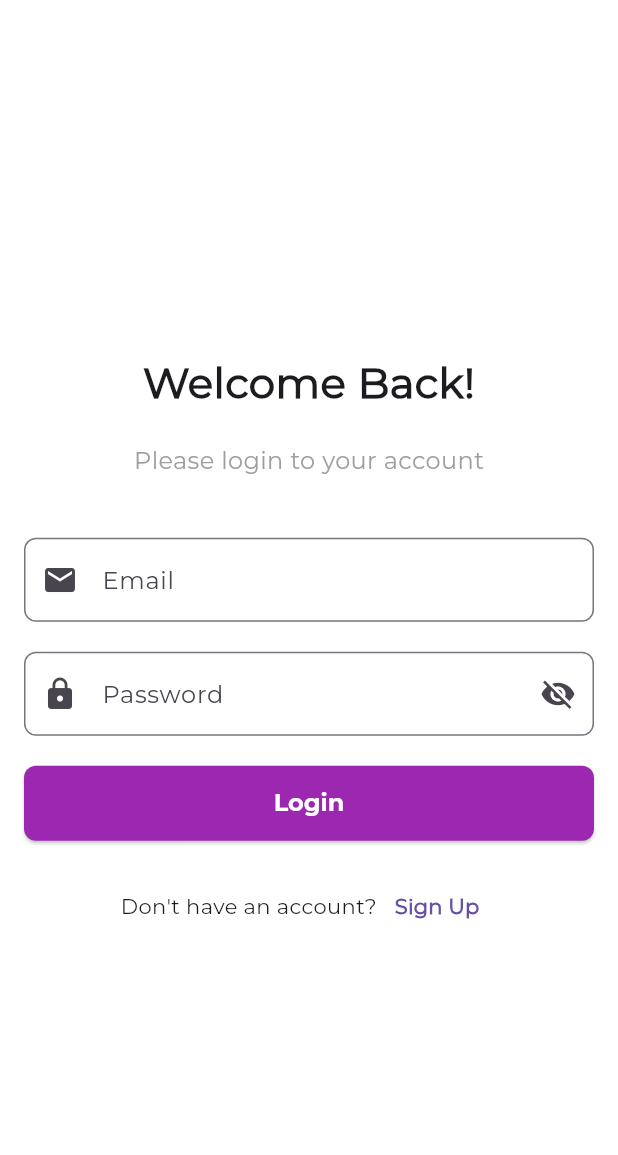
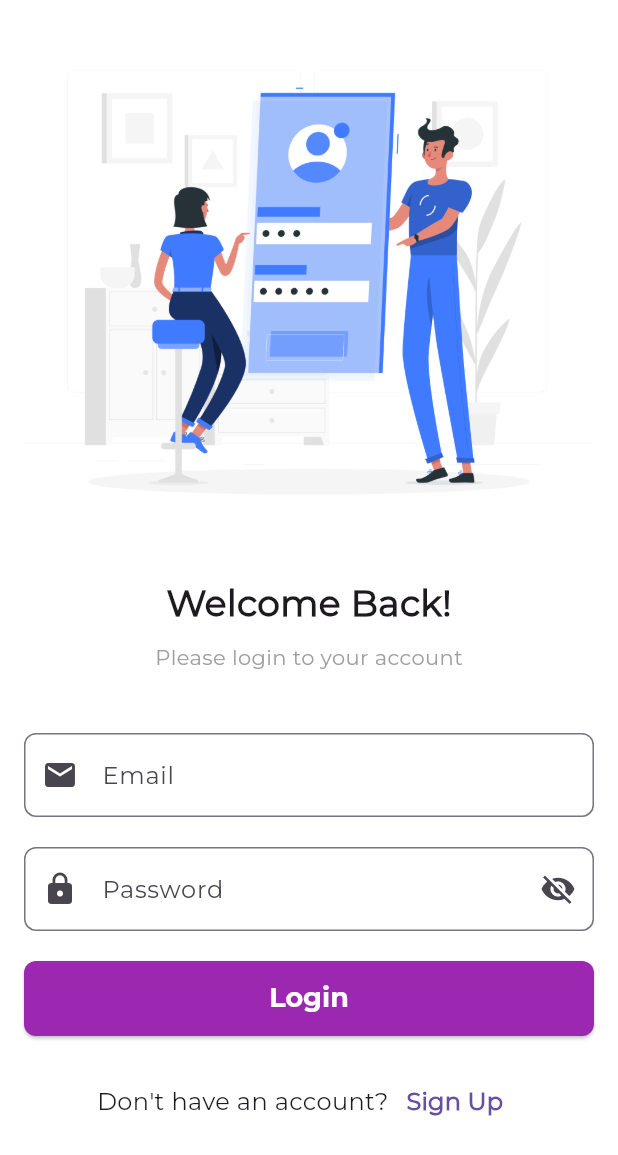
Before and after one commit to coder-aastha/nest-finder, a Flutter app: the screen it shows after launch, after a tap on "SKIP", after a tap on "Get Started", on a phone screen of 412 x 824 dp. Shown: the top 1155 px of the screen. Run offline on Flutter 3.47's test engine with Material 3 defaults, Android fonts, the light colour scheme and no system bars; our stand-ins replace animated_splash_screen, smooth_page_indicator.

Commit message:
Added image to login page and made it for ipad view as well

```diff
--- a/lib/view/login_page_view.dart
+++ b/lib/view/login_page_view.dart
@@ -18,30 +18,75 @@ class LoginPageViewState extends State<LoginPageView> {
   String? _errorMessage;
   bool _isPasswordVisible = false; // To toggle password visibility
 
+  // Method to adjust font size based on screen width
+  double getFontSize(BuildContext context) {
+    double screenWidth = MediaQuery.of(context).size.width;
+    if (screenWidth > 600) {
+      // iPad or larger tablets (Landscape or iPad-like devices)
+      return 30.0;
+    } else {
+      // Mobile devices
+      return 24.0;
+    }
+  }
+
+  // Method to adjust the SizedBox height between the image and "Welcome Back!"
+  double getSpacingHeight(BuildContext context) {
+    double screenWidth = MediaQuery.of(context).size.width;
+    if (screenWidth > 600) {
+      // iPad or larger tablets
+      return 50.0;
+    } else {
+      // Mobile devices
+      return 25.0;
+    }
+  }
+
   @override
   Widget build(BuildContext context) {
+    double fontSize = getFontSize(context); // Get the appropriate font size for the screen
+    double spacingHeight = getSpacingHeight(context); // Get the appropriate spacing height
+
     return Scaffold(
-      body: Center(
+      body: SingleChildScrollView(
         child: Padding(
-          padding: const EdgeInsets.all(16.0),
-          child: SingleChildScrollView(
+          padding: const EdgeInsets.only(left: 16.0, right: 16.0, bottom: 16.0, top: 30.0),
           child: Column(
             crossAxisAlignment: CrossAxisAlignment.center,
             children: [
-                const SizedBox(height: 40),
-                const Text(
+              // Full-width and larger image at the top
+              Container(
+                width: MediaQuery.of(context)
+                    .size
+                    .width, // Make the image full width
+                height: MediaQuery.of(context).size.height *
+                    0.4, // Adjust height to be proportional to the screen height (40% of the screen height)
+                decoration: const BoxDecoration(
+                  image: DecorationImage(
+                    image: AssetImage(
+                        'assets/images/login_image.png'), // Ensure this image exists in your assets
+                    fit: BoxFit.cover, // Ensure the image covers the container
+                  ),
+                ),
+              ),
+              SizedBox(height: spacingHeight), // Use dynamic spacing here based on device type
+
+              // Welcome text
+              Text(
                 'Welcome Back!',
                 style: TextStyle(
-                    fontSize: 28,
+                  fontSize: fontSize,
                   fontWeight: FontWeight.bold,
                 ),
               ),
-                const SizedBox(height: 20),
-                const Text(
+              const SizedBox(height: 10),
+              Text(
                 'Please login to your account',
-                  style: TextStyle(fontSize: 16, color: Colors.grey),
+                style: TextStyle(fontSize: fontSize - 10, color: Colors.grey),
               ),
               const SizedBox(height: 40),
+
+              // Form for email and password
               Form(
                 key: _formKey,
                 child: Column(
@@ -113,8 +158,8 @@ class LoginPageViewState extends State<LoginPageView> {
                         padding: const EdgeInsets.only(bottom: 20.0),
                         child: Text(
                           _errorMessage!,
-                            style: const TextStyle(
-                                color: Colors.red, fontSize: 14),
+                          style:
+                              const TextStyle(color: Colors.red, fontSize: 14),
                         ),
                       ),
 
@@ -127,9 +172,10 @@ class LoginPageViewState extends State<LoginPageView> {
                           borderRadius: BorderRadius.circular(8),
                         ),
                       ),
-                        child: const Text(
+                      child: Text(
                         'Login',
-                          style: TextStyle(fontSize: 16, color: Colors.white),
+                        style: TextStyle(
+                            fontSize: fontSize - 6, color: Colors.white),
                       ),
                     ),
                     const SizedBox(height: 20),
@@ -138,20 +184,24 @@ class LoginPageViewState extends State<LoginPageView> {
                     Row(
                       mainAxisAlignment: MainAxisAlignment.center,
                       children: [
-                          const Text('Don\'t have an account?'),
+                        Text(
+                          'Don\'t have an account?',
+                          style: TextStyle(fontSize: fontSize - 8),
+                        ),
                         TextButton(
                           onPressed: () {
                             // Navigate to Sign Up Page
                             Navigator.push(
                               context,
                               MaterialPageRoute(
-                                    builder: (context) =>
-                                        const SignUpPageView()),
+                                  builder: (context) => const SignUpPageView()),
                             );
                           },
-                            child: const Text(
+                          child: Text(
                             'Sign Up',
-                              style: TextStyle(fontWeight: FontWeight.bold),
+                            style: TextStyle(
+                                fontWeight: FontWeight.bold,
+                                fontSize: fontSize - 8),
                           ),
                         ),
                       ],
@@ -160,7 +210,6 @@ class LoginPageViewState extends State<LoginPageView> {
                 ),
               ),
             ],
-            ),
           ),
         ),
       ),
```
Also changed, not shown: assets/images/login_image.png (added), assets/images/login_image.svg (added). Lines whose indentation alone changed are shown as unchanged.
